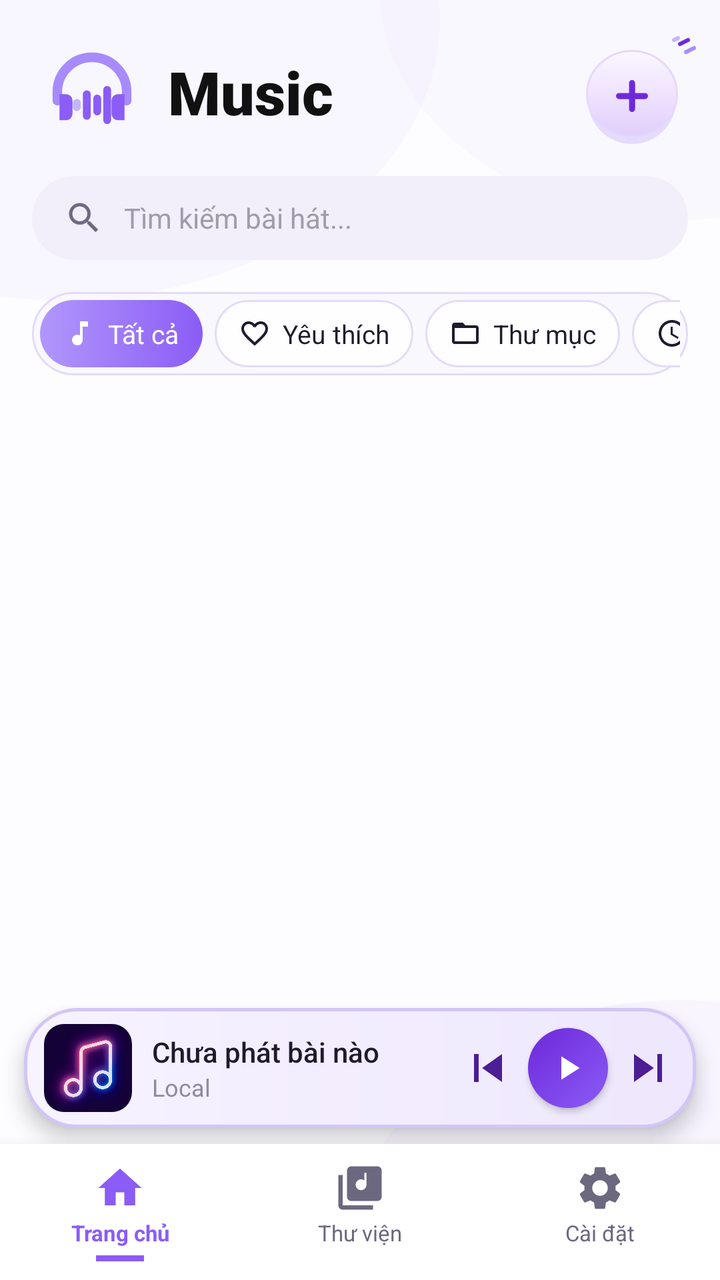
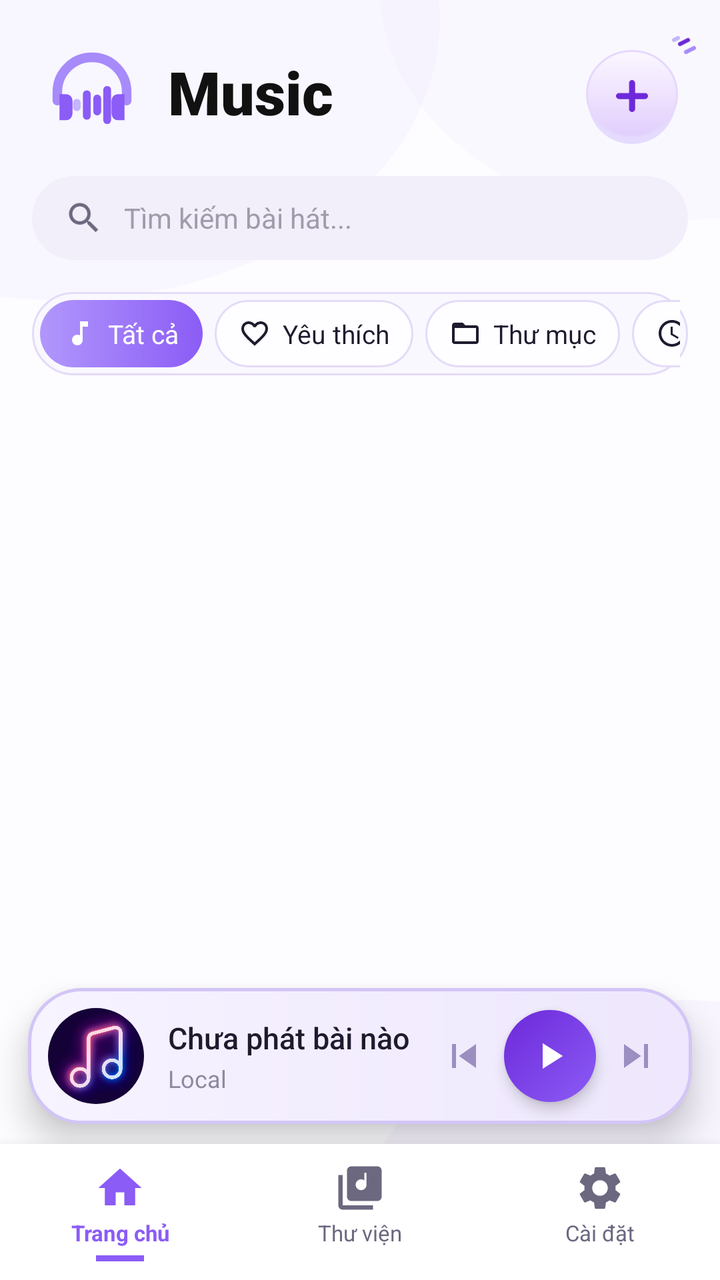

Screens rendered from an Android XML layout before and after an edit, with the pre-edit source and the edit as a unified diff.
<!-- AndroidManifest.xml: application theme Theme.LocalMusic -->
<!-- res/layout/activity_main.xml -->
<?xml version="1.0" encoding="utf-8"?>
<androidx.constraintlayout.widget.ConstraintLayout xmlns:android="http://schemas.android.com/apk/res/android"
    xmlns:app="http://schemas.android.com/apk/res-auto"
    android:layout_width="match_parent"
    android:layout_height="match_parent"
    android:background="@drawable/bg_gradient_header">

    
    <LinearLayout
        android:id="@+id/headerLayout"
        android:layout_width="match_parent"
        android:layout_height="wrap_content"
        android:clipChildren="false"
        android:clipToPadding="false"
        android:gravity="center_vertical"
        android:orientation="horizontal"
        android:paddingHorizontal="20dp"
        android:paddingTop="20dp"
        android:paddingBottom="12dp"
        app:layout_constraintTop_toTopOf="parent">

        <ImageView
            android:layout_width="52dp"
            android:layout_height="52dp"
            android:src="@drawable/ic_logo_vector" />

        <TextView
            android:layout_width="0dp"
            android:layout_height="wrap_content"
            android:layout_marginStart="12dp"
            android:layout_weight="1"
            android:fontFamily="sans-serif-black"
            android:text="Music"
            android:textColor="#111111"
            android:textSize="30sp" />

        <androidx.constraintlayout.widget.ConstraintLayout
            android:layout_width="52dp"
            android:layout_height="52dp"
            android:clipChildren="false"
            android:clipToPadding="false">

            <ImageButton
                android:id="@+id/btnAdd"
                android:layout_width="48dp"
                android:layout_height="48dp"
                android:background="@drawable/bg_btn_add"
                android:src="@drawable/ic_add_purple"
                app:tint="@null"
                app:layout_constraintBottom_toBottomOf="parent"
                app:layout_constraintEnd_toEndOf="parent" />

            <ImageView
                android:layout_width="24dp"
                android:layout_height="24dp"
                android:src="@drawable/ic_sparkles"
                android:translationX="8dp"
                android:translationY="-6dp"
                app:layout_constraintEnd_toEndOf="@id/btnAdd"
                app:layout_constraintTop_toTopOf="@id/btnAdd" />
        </androidx.constraintlayout.widget.ConstraintLayout>
    </LinearLayout>

    
    <LinearLayout
        android:id="@+id/searchBar"
        android:layout_width="match_parent"
        android:layout_height="42dp"
        android:layout_marginHorizontal="16dp"
        android:layout_marginTop="4dp"
        android:background="@drawable/bg_search"
        android:gravity="center_vertical"
        android:orientation="horizontal"
        android:paddingHorizontal="16dp"
        app:layout_constraintTop_toBottomOf="@id/headerLayout">

        <ImageView
            android:layout_width="20dp"
            android:layout_height="20dp"
            android:src="@drawable/ic_search"
            app:tint="#6B6880" />

        <EditText
            android:id="@+id/etSearch"
            android:layout_width="match_parent"
            android:layout_height="match_parent"
            android:layout_marginStart="10dp"
            android:background="@null"
            android:hint="Tìm kiếm bài hát..."
            android:imeOptions="actionSearch"
            android:inputType="text"
            android:maxLines="1"
            android:textColor="@color/text_black"
            android:textColorHint="#A09CAB"
            android:textSize="14sp" />
    </LinearLayout>

    
    <HorizontalScrollView
        android:id="@+id/categoriesLayout"
        android:layout_width="match_parent"
        android:layout_height="wrap_content"
        android:layout_marginHorizontal="16dp"
        android:layout_marginTop="16dp"
        android:background="@drawable/bg_category_bar"
        android:fillViewport="true"
        android:padding="4dp"
        android:scrollbars="none"
        app:layout_constraintTop_toBottomOf="@id/searchBar">

        <LinearLayout
            android:layout_width="match_parent"
            android:layout_height="wrap_content"
            android:gravity="center_vertical"
            android:orientation="horizontal">

            <TextView
                android:id="@+id/chipAll"
                android:layout_width="wrap_content"
                android:layout_height="wrap_content"
                android:background="@drawable/bg_category_active"
                android:drawableStart="@drawable/ic_chip_music"
                android:drawablePadding="6dp"
                android:gravity="center_vertical"
                android:paddingHorizontal="12dp"
                android:paddingVertical="8dp"
                android:text="Tất cả"
                android:textColor="@color/white"
                android:textSize="13sp"
                app:drawableTint="@color/white" />

            <TextView
                android:id="@+id/chipFav"
                android:layout_width="wrap_content"
                android:layout_height="wrap_content"
                android:layout_marginStart="6dp"
                android:background="@drawable/bg_category_inactive"
                android:drawableStart="@drawable/ic_chip_heart"
                android:drawablePadding="6dp"
                android:gravity="center_vertical"
                android:paddingHorizontal="12dp"
                android:paddingVertical="8dp"
                android:text="Yêu thích"
                android:textColor="@color/text_black"
                android:textSize="13sp"
                app:drawableTint="@color/text_black" />

            <TextView
                android:id="@+id/chipFolder"
                android:layout_width="wrap_content"
                android:layout_height="wrap_content"
                android:layout_marginStart="6dp"
                android:background="@drawable/bg_category_inactive"
                android:drawableStart="@drawable/ic_chip_folder"
                android:drawablePadding="6dp"
                android:gravity="center_vertical"
                android:paddingHorizontal="12dp"
                android:paddingVertical="8dp"
                android:text="Thư mục"
                android:textColor="@color/text_black"
                android:textSize="13sp"
                app:drawableTint="@color/text_black" />

            <TextView
                android:id="@+id/chipRecent"
                android:layout_width="wrap_content"
                android:layout_height="wrap_content"
                android:layout_marginStart="6dp"
                android:background="@drawable/bg_category_inactive"
                android:drawableStart="@drawable/ic_chip_clock"
                android:drawablePadding="6dp"
                android:gravity="center_vertical"
                android:paddingHorizontal="12dp"
                android:paddingVertical="8dp"
                android:text="Gần đây"
                android:textColor="@color/text_black"
                android:textSize="13sp"
                app:drawableTint="@color/text_black" />
        </LinearLayout>
    </HorizontalScrollView>

    
    <androidx.recyclerview.widget.RecyclerView
        android:id="@+id/recyclerView"
        android:layout_width="match_parent"
        android:layout_height="0dp"
        android:layout_marginTop="8dp"
        android:clipToPadding="false"
        android:paddingBottom="8dp"
        app:layout_constraintBottom_toTopOf="@+id/miniPlayer"
        app:layout_constraintTop_toBottomOf="@id/categoriesLayout" />

    
    <LinearLayout
        android:id="@+id/miniPlayer"
        android:layout_width="match_parent"
        android:layout_height="60dp"
        android:layout_marginHorizontal="12dp"
        android:layout_marginBottom="8dp"
        android:background="@drawable/bg_mini_player"
        android:elevation="6dp"
        android:gravity="center_vertical"
        android:orientation="horizontal"
        android:paddingHorizontal="10dp"
        app:layout_constraintBottom_toTopOf="@+id/bottomNav">

        <androidx.cardview.widget.CardView
            android:layout_width="44dp"
            android:layout_height="44dp"
            app:cardCornerRadius="10dp"
            app:cardElevation="0dp"
            app:cardBackgroundColor="@color/bg_light">

            <ImageView
                android:id="@+id/ivMiniCover"
                android:layout_width="match_parent"
                android:layout_height="match_parent"
                android:scaleType="centerCrop"
                android:src="@drawable/bg_cover_default" />
        </androidx.cardview.widget.CardView>

        <LinearLayout
            android:layout_width="0dp"
            android:layout_height="wrap_content"
            android:layout_marginStart="10dp"
            android:layout_weight="1"
            android:orientation="vertical">

            <TextView
                android:id="@+id/tvNowPlaying"
                android:layout_width="match_parent"
                android:layout_height="wrap_content"
                android:ellipsize="end"
                android:fontFamily="sans-serif-medium"
                android:maxLines="1"
                android:text="Chưa phát bài nào"
                android:textColor="@color/text_black"
                android:textSize="14sp" />

            <TextView
                android:id="@+id/tvMiniArtist"
                android:layout_width="match_parent"
                android:layout_height="wrap_content"
                android:ellipsize="end"
                android:fontFamily="sans-serif"
                android:maxLines="1"
                android:text="Local"
                android:textColor="#8E8AA0"
                android:textSize="12sp" />
        </LinearLayout>

        <ImageView
            android:id="@+id/btnPrev"
            android:layout_width="28dp"
            android:layout_height="28dp"
            android:background="?attr/selectableItemBackgroundBorderless"
            android:src="@drawable/ic_prev"
            app:tint="#4C1D95" />

        <ImageView
            android:id="@+id/btnPlayPause"
            android:layout_width="40dp"
            android:layout_height="40dp"
            android:layout_marginHorizontal="6dp"
            android:background="@drawable/bg_button_purple"
            android:elevation="2dp"
            android:padding="10dp"
            android:src="@drawable/ic_play"
            app:tint="@color/white" />

        <ImageView
            android:id="@+id/btnNext"
            android:layout_width="28dp"
            android:layout_height="28dp"
            android:background="?attr/selectableItemBackgroundBorderless"
            android:src="@drawable/ic_next"
            app:tint="#4C1D95" />
    </LinearLayout>

    
    <LinearLayout
        android:id="@+id/bottomNav"
        android:layout_width="match_parent"
        android:layout_height="68dp"
        android:background="@color/white"
        android:elevation="10dp"
        android:gravity="center"
        android:orientation="horizontal"
        app:layout_constraintBottom_toBottomOf="parent">

        <LinearLayout
            android:layout_width="0dp"
            android:layout_height="wrap_content"
            android:layout_weight="1"
            android:gravity="center_horizontal"
            android:orientation="vertical">

            <TextView
                android:layout_width="wrap_content"
                android:layout_height="wrap_content"
                android:drawableTop="@drawable/ic_nav_home"
                android:drawablePadding="2dp"
                android:gravity="center"
                android:text="Trang chủ"
                android:textColor="@color/purple_primary"
                android:textSize="11sp"
                android:textStyle="bold"
                app:drawableTint="@color/purple_primary" />

            <View
                android:layout_width="24dp"
                android:layout_height="3dp"
                android:layout_marginTop="4dp"
                android:background="@color/purple_primary" />
        </LinearLayout>

        <LinearLayout
            android:layout_width="0dp"
            android:layout_height="wrap_content"
            android:layout_weight="1"
            android:gravity="center_horizontal"
            android:orientation="vertical">

            <TextView
                android:layout_width="wrap_content"
                android:layout_height="wrap_content"
                android:drawableTop="@drawable/ic_nav_library"
                android:drawablePadding="2dp"
                android:gravity="center"
                android:text="Thư viện"
                android:textColor="#6B6880"
                android:textSize="11sp"
                app:drawableTint="#6B6880" />

            <View
                android:layout_width="24dp"
                android:layout_height="3dp"
                android:layout_marginTop="4dp"
                android:visibility="invisible" />
        </LinearLayout>

        <LinearLayout
            android:layout_width="0dp"
            android:layout_height="wrap_content"
            android:layout_weight="1"
            android:gravity="center_horizontal"
            android:orientation="vertical">

            <TextView
                android:layout_width="wrap_content"
                android:layout_height="wrap_content"
                android:drawableTop="@drawable/ic_nav_settings"
                android:drawablePadding="2dp"
                android:gravity="center"
                android:text="Cài đặt"
                android:textColor="#6B6880"
                android:textSize="11sp"
                app:drawableTint="#6B6880" />

            <View
                android:layout_width="24dp"
                android:layout_height="3dp"
                android:layout_marginTop="4dp"
                android:visibility="invisible" />
        </LinearLayout>
    </LinearLayout>

</androidx.constraintlayout.widget.ConstraintLayout>
<!-- resources referenced by this layout -->
<resources>
  <color name="bg_light">#FCFBFF</color>
  <color name="purple_primary">#8B5CF6</color>
  <color name="text_black">#1F1B2E</color>
  <color name="white">#FFFFFF</color>
  <!-- drawable bg_button_purple (drawable) -->
  <shape xmlns:android="http://schemas.android.com/apk/res/android"
      android:shape="oval">
      <gradient android:angle="135"
          android:startColor="#8B5CF6"
          android:endColor="#6D28D9" />
  </shape>
  <!-- drawable bg_category_active (drawable) -->
  <shape xmlns:android="http://schemas.android.com/apk/res/android">
      <gradient android:angle="0" android:startColor="#B197FC" android:endColor="#8B5CF6" />
      <corners android:radius="20dp" />
  </shape>
  <!-- drawable bg_category_bar (drawable) -->
  <shape xmlns:android="http://schemas.android.com/apk/res/android">
      <solid android:color="#FAF8FF" />
      <corners android:radius="26dp" />
      <stroke android:width="1dp" android:color="#E4DBF8" />
  </shape>
  <!-- drawable bg_category_inactive (drawable) -->
  <shape xmlns:android="http://schemas.android.com/apk/res/android">
      <solid android:color="#FEFDFF" />
      <corners android:radius="20dp" />
      <stroke android:width="1dp" android:color="#E4DBF8" />
  </shape>
  <!-- drawable bg_mini_player (drawable) -->
  <shape xmlns:android="http://schemas.android.com/apk/res/android">
      <gradient android:angle="0" android:startColor="#F7F3FF" android:endColor="#EEE7FD" />
      <corners android:radius="26dp" />
      <stroke android:width="1.5dp" android:color="#D3C5F6" />
  </shape>
  <!-- drawable bg_search (drawable) -->
  <shape xmlns:android="http://schemas.android.com/apk/res/android">
      <solid android:color="#F2EFFB" />
      <corners android:radius="30dp" />
  </shape>
  <!-- drawable ic_chip_music (drawable) -->
  <vector xmlns:android="http://schemas.android.com/apk/res/android"
      android:width="16dp" android:height="16dp"
      android:viewportWidth="24" android:viewportHeight="24">
      <path android:fillColor="#FF000000" android:pathData="M12,3v10.55c-0.59,-0.34 -1.27,-0.55 -2,-0.55 -2.21,0 -4,1.79 -4,4s1.79,4 4,4 4,-1.79 4,-4V7h4V3h-6z" />
  </vector>
  <!-- drawable ic_nav_home (drawable) -->
  <vector xmlns:android="http://schemas.android.com/apk/res/android"
      android:width="26dp" android:height="26dp"
      android:viewportWidth="24" android:viewportHeight="24">
      <path android:fillColor="#FF000000" android:pathData="M10,20v-6h4v6h5v-8h3L12,3 2,12h3v8z" />
  </vector>
  <!-- drawable ic_next (drawable) -->
  <vector xmlns:android="http://schemas.android.com/apk/res/android"
      android:width="24dp" android:height="24dp"
      android:viewportWidth="24" android:viewportHeight="24">
    <path android:fillColor="@android:color/black" android:pathData="M6,18l8.5,-6L6,6v12zM16,6v12h2V6h-2z"/>
  </vector>
  <!-- drawable ic_play (drawable) -->
  <vector xmlns:android="http://schemas.android.com/apk/res/android"
      android:width="24dp" android:height="24dp"
      android:viewportWidth="24" android:viewportHeight="24">
    <path android:fillColor="@android:color/white" android:pathData="M8,5v14l11,-7z"/>
  </vector>
  <!-- drawable ic_prev (drawable) -->
  <vector xmlns:android="http://schemas.android.com/apk/res/android"
      android:width="24dp" android:height="24dp"
      android:viewportWidth="24" android:viewportHeight="24">
    <path android:fillColor="@android:color/black" android:pathData="M6,6h2v12H6zM9.5,12l8.5,6V6z"/>
  </vector>
  <style name="Theme.LocalMusic" parent="Theme.Material3.Light.NoActionBar">
          <item name="android:statusBarColor">@color/white</item>
          <item name="android:windowLightStatusBar">true</item> 
          <item name="android:windowSplashScreenBackground">#000000</item>
          <item name="android:windowSplashScreenAnimatedIcon">@drawable/logo</item>
      </style>
  <!-- unchanged entries left out for length: 13 -->
</resources>

<!-- the commit's change to res/layout/activity_main.xml (unified diff, before → after) -->
@@ -194,22 +194,23 @@
     <LinearLayout
         android:id="@+id/miniPlayer"
         android:layout_width="match_parent"
-        android:layout_height="60dp"
-        android:layout_marginHorizontal="12dp"
-        android:layout_marginBottom="8dp"
+        android:layout_height="68dp"
+        android:layout_marginHorizontal="14dp"
+        android:layout_marginBottom="10dp"
         android:background="@drawable/bg_mini_player"
-        android:elevation="6dp"
+        android:elevation="10dp"
         android:gravity="center_vertical"
         android:orientation="horizontal"
-        android:paddingHorizontal="10dp"
+        android:paddingStart="10dp"
+        android:paddingEnd="12dp"
         app:layout_constraintBottom_toTopOf="@+id/bottomNav">
 
         <androidx.cardview.widget.CardView
-            android:layout_width="44dp"
-            android:layout_height="44dp"
-            app:cardCornerRadius="10dp"
-            app:cardElevation="0dp"
-            app:cardBackgroundColor="@color/bg_light">
+            android:layout_width="48dp"
+            android:layout_height="48dp"
+            app:cardBackgroundColor="@color/bg_light"
+            app:cardCornerRadius="24dp"
+            app:cardElevation="0dp">
 
             <ImageView
                 android:id="@+id/ivMiniCover"
@@ -222,7 +223,7 @@
         <LinearLayout
             android:layout_width="0dp"
             android:layout_height="wrap_content"
-            android:layout_marginStart="10dp"
+            android:layout_marginStart="12dp"
             android:layout_weight="1"
             android:orientation="vertical">
 
@@ -235,12 +236,13 @@
                 android:maxLines="1"
                 android:text="Chưa phát bài nào"
                 android:textColor="@color/text_black"
-                android:textSize="14sp" />
+                android:textSize="15sp" />
 
             <TextView
                 android:id="@+id/tvMiniArtist"
                 android:layout_width="match_parent"
                 android:layout_height="wrap_content"
+                android:layout_marginTop="2dp"
                 android:ellipsize="end"
                 android:fontFamily="sans-serif"
                 android:maxLines="1"
@@ -251,30 +253,32 @@
 
         <ImageView
             android:id="@+id/btnPrev"
-            android:layout_width="28dp"
-            android:layout_height="28dp"
+            android:layout_width="32dp"
+            android:layout_height="32dp"
             android:background="?attr/selectableItemBackgroundBorderless"
+            android:padding="4dp"
             android:src="@drawable/ic_prev"
-            app:tint="#4C1D95" />
+            app:tint="#9A8FC0" />
 
         <ImageView
             android:id="@+id/btnPlayPause"
-            android:layout_width="40dp"
-            android:layout_height="40dp"
-            android:layout_marginHorizontal="6dp"
+            android:layout_width="46dp"
+            android:layout_height="46dp"
+            android:layout_marginHorizontal="4dp"
             android:background="@drawable/bg_button_purple"
-            android:elevation="2dp"
-            android:padding="10dp"
+            android:elevation="4dp"
+            android:padding="12dp"
             android:src="@drawable/ic_play"
             app:tint="@color/white" />
 
         <ImageView
             android:id="@+id/btnNext"
-            android:layout_width="28dp"
-            android:layout_height="28dp"
+            android:layout_width="32dp"
+            android:layout_height="32dp"
             android:background="?attr/selectableItemBackgroundBorderless"
+            android:padding="4dp"
             android:src="@drawable/ic_next"
-            app:tint="#4C1D95" />
+            app:tint="#9A8FC0" />
     </LinearLayout>
 
     
